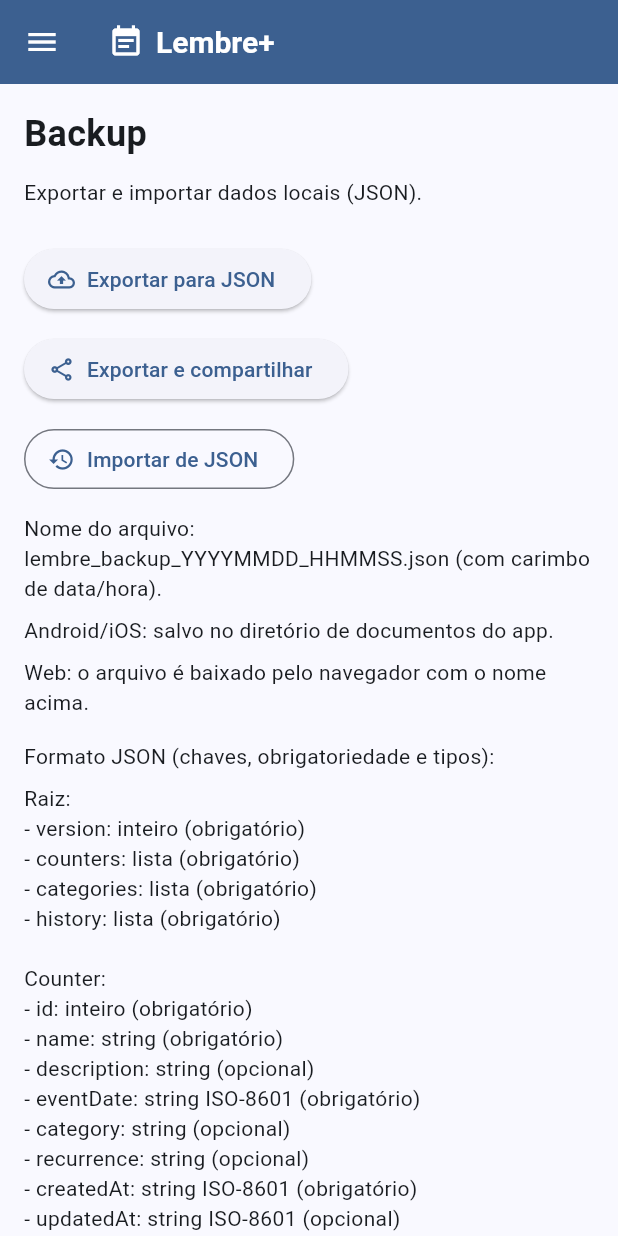
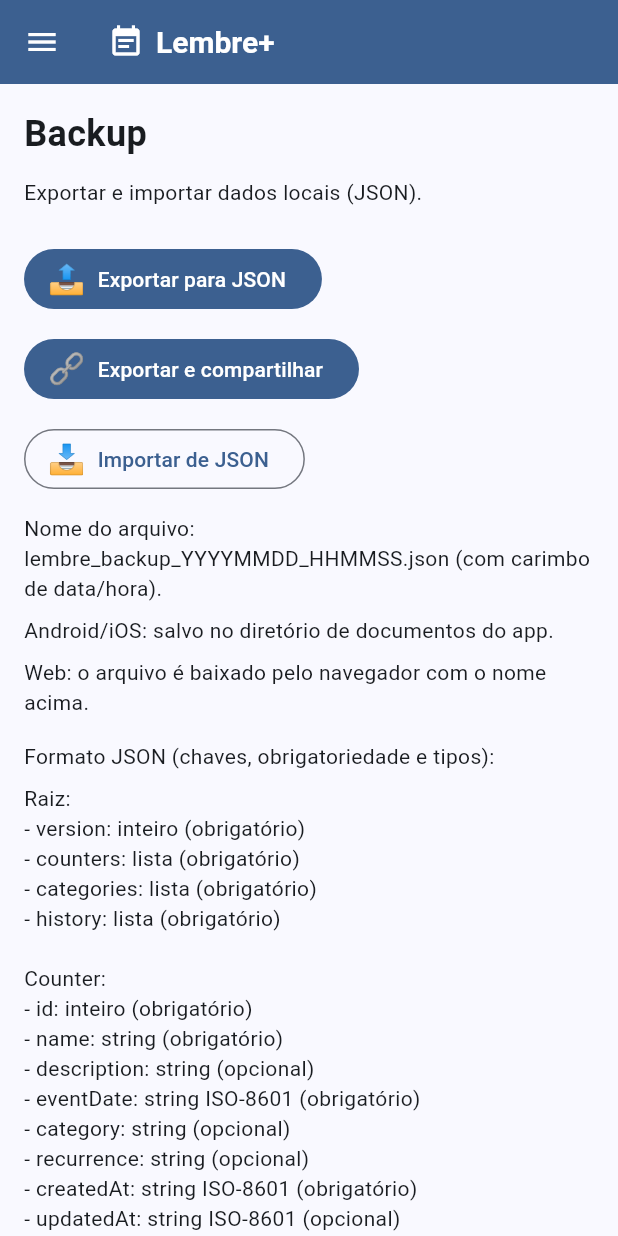
Before and after one commit to adcdenis/lembreplus, a Flutter app: the BackupPage screen opened by its route, on a phone screen of 412 x 824 dp. Run offline on Flutter 3.47's test engine with Material 3 defaults, Android fonts, the phone set to English and light mode, and no system bars; our stand-ins replace drift, file_picker, flutter_riverpod, freezed_annotation, go_router, share_plus; missing offline and left inert: dart:html; accounts and stored records are empty; generated files the repository leaves out were written again.

Commit message:
feat(ui): replace icons with emojis for better visual appeal
Replace Material icons with emojis across the application to create a more playful and modern look. This includes navigation items, buttons, and various UI elements. Also remove unused launcher icon configuration and simplify platform targets in metadata.

```diff
--- a/lib/presentation/pages/backup_page.dart
+++ b/lib/presentation/pages/backup_page.dart
@@ -23,18 +23,18 @@ class BackupPage extends ConsumerWidget {
             spacing: 12,
             runSpacing: 12,
             children: [
-              ElevatedButton.icon(
+              FilledButton.icon(
               onPressed: () async {
                 final res = await backup.export();
                 if (context.mounted) {
                   ScaffoldMessenger.of(context).showSnackBar(SnackBar(content: Text(res)));
                 }
               },
-              icon: const Icon(Icons.backup_outlined),
+              icon: const Text('📤', style: TextStyle(fontSize: 20)),
               label: const Text('Exportar para JSON'),
               ),
               if (!kIsWeb)
-                ElevatedButton.icon(
+                FilledButton.icon(
                 onPressed: () async {
                   try {
                     final path = await backup.exportPath();
@@ -51,7 +51,7 @@ class BackupPage extends ConsumerWidget {
                     }
                   }
                 },
-                icon: const Icon(Icons.share_outlined),
+                icon: const Text('🔗', style: TextStyle(fontSize: 20)),
                 label: const Text('Exportar e compartilhar'),
                 ),
               OutlinedButton.icon(
@@ -67,7 +67,7 @@ class BackupPage extends ConsumerWidget {
                   }
                 }
               },
-              icon: const Icon(Icons.restore),
+              icon: const Text('📥', style: TextStyle(fontSize: 20)),
               label: const Text('Importar de JSON'),
               ),
             ],
@@ -206,7 +206,7 @@ class BackupPage extends ConsumerWidget {
                             }
                           }
                         },
-                        icon: const Icon(Icons.restore),
+                        icon: const Text('📥', style: TextStyle(fontSize: 20)),
                         label: const Text('Importar'),
                       ),
                     );
--- a/lib/presentation/pages/counter_detail_page.dart
+++ b/lib/presentation/pages/counter_detail_page.dart
@@ -57,9 +57,9 @@ class CounterDetailPage extends ConsumerWidget {
                 }(),
                 const SizedBox(height: 24),
                 Row(children: [
-                  ElevatedButton.icon(
+                  FilledButton.icon(
                     onPressed: () => context.go('/counter/${c.id}/edit'),
-                    icon: const Icon(Icons.edit),
+                    icon: const Text('📝', style: TextStyle(fontSize: 20)),
                     label: const Text('Editar'),
                   ),
                   const SizedBox(width: 12),
@@ -84,7 +84,7 @@ class CounterDetailPage extends ConsumerWidget {
                         }
                       }
                     },
-                    icon: const Icon(Icons.delete),
+                    icon: const Text('🗑️', style: TextStyle(fontSize: 20)),
                     label: const Text('Excluir'),
                   ),
                 ]),
--- a/lib/presentation/pages/counter_form_page.dart
+++ b/lib/presentation/pages/counter_form_page.dart
@@ -375,7 +375,7 @@ class _CounterFormPageState extends ConsumerState<CounterFormPage> {
                             ),
                           );
                         },
-                        icon: const Icon(Icons.add),
+                        icon: const Text('➕', style: TextStyle(fontSize: 20)),
                         label: Text('Criar "$input"'),
                       );
                     }
@@ -458,9 +458,9 @@ class _CounterFormPageState extends ConsumerState<CounterFormPage> {
             Row(
               children: [
                 Expanded(
-                  child: ElevatedButton.icon(
+                  child: FilledButton.icon(
                     onPressed: _onSubmit,
-                    icon: const Icon(Icons.save),
+                    icon: const Text('💾', style: TextStyle(fontSize: 20)),
                     label: Text(isEdit ? 'Salvar' : 'Criar'),
                   ),
                 ),
--- a/lib/presentation/pages/counter_history_page.dart
+++ b/lib/presentation/pages/counter_history_page.dart
@@ -133,7 +133,7 @@ class CounterHistoryPage extends ConsumerWidget {
                       dense: true,
                       trailing: IconButton.filledTonal(
                         tooltip: 'Excluir item do histórico',
-                        icon: const Icon(Icons.delete),
+                        icon: const Text('🗑️', style: TextStyle(fontSize: 20)),
                         onPressed: () async {
                           if (h.id == null) return;
                           final confirm = await showDialog<bool>(
--- a/lib/presentation/widgets/app_shell.dart
+++ b/lib/presentation/widgets/app_shell.dart
@@ -32,11 +32,11 @@ class AppShell extends StatelessWidget {
                     ? NavigationRailLabelType.none
                     : NavigationRailLabelType.all,
                 destinations: const [
-                  NavigationRailDestination(icon: Icon(Icons.dashboard_outlined), selectedIcon: Icon(Icons.dashboard), label: Text('Dashboard')),
-                  NavigationRailDestination(icon: Icon(Icons.list_alt_outlined), selectedIcon: Icon(Icons.list_alt), label: Text('Contadores')),
-                  NavigationRailDestination(icon: Icon(Icons.summarize_outlined), selectedIcon: Icon(Icons.summarize), label: Text('Resumo')),
-                  NavigationRailDestination(icon: Icon(Icons.bar_chart_outlined), selectedIcon: Icon(Icons.bar_chart), label: Text('Relatórios')),
-                  NavigationRailDestination(icon: Icon(Icons.backup_outlined), selectedIcon: Icon(Icons.backup), label: Text('Backup')),
+                  NavigationRailDestination(icon: Text('📋', style: TextStyle(fontSize: 20)), selectedIcon: Text('📋', style: TextStyle(fontSize: 20)), label: Text('Dashboard')),
+                  NavigationRailDestination(icon: Text('🧮', style: TextStyle(fontSize: 20)), selectedIcon: Text('🧮', style: TextStyle(fontSize: 20)), label: Text('Contadores')),
+                  NavigationRailDestination(icon: Text('📊', style: TextStyle(fontSize: 20)), selectedIcon: Text('📊', style: TextStyle(fontSize: 20)), label: Text('Resumo')),
+                  NavigationRailDestination(icon: Text('📈', style: TextStyle(fontSize: 20)), selectedIcon: Text('📈', style: TextStyle(fontSize: 20)), label: Text('Relatórios')),
+                  NavigationRailDestination(icon: Text('🔄', style: TextStyle(fontSize: 20)), selectedIcon: Text('🔄', style: TextStyle(fontSize: 20)), label: Text('Backup')),
                 ],
               ),
               const VerticalDivider(width: 1),
--- a/pubspec.yaml
+++ b/pubspec.yaml
@@ -108,8 +108,3 @@ flutter:
   #
   # For details regarding fonts from package dependencies,
   # see https://flutter.dev/to/font-from-package
-
-flutter_launcher_icons:
-  android: true
-  ios: false
-  image_path_android: "web/icons/icons8-passado-96.png"
```
Also changed, not shown: lib/presentation/pages/counter_list_page.dart (+13 -7 lines), lib/presentation/pages/dashboard_page.dart (+8 -8 lines), lib/presentation/pages/reports_page.dart (+8 -4 lines), lib/presentation/pages/summary_page.dart (+16 -16 lines), 1 other file.
